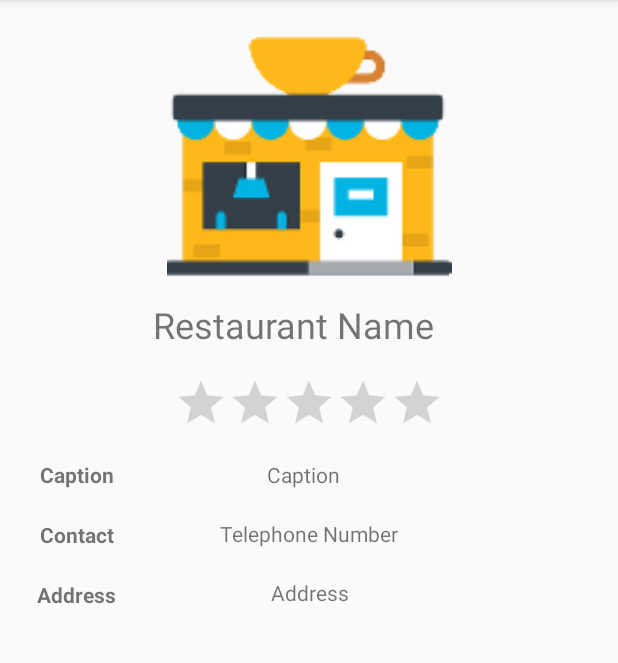
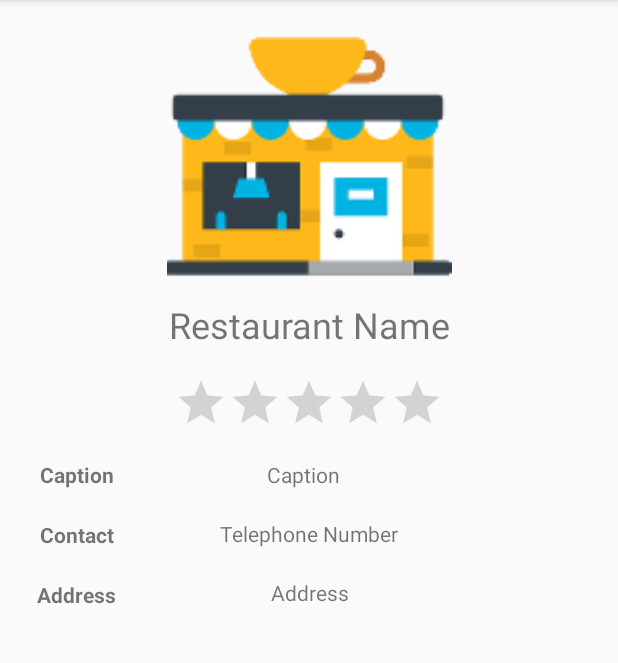
Before and after one commit to benzblahblah/AURestaurantO, an Android app: the RestaurantDetail screen opened directly, with no data from a screen before it, on a phone screen of 412 x 824 dp, the part 84-747 px from its top. Run offline under Robolectric (Android 15) with nearby library versions, the phone set to English and light mode, and no system bars; our stand-ins replace Picasso; 5 statements that could not run were skipped.

Commit message:
Bug Fixed Delete Function
Bug Fixed Delete Function

```diff
--- a/app/src/main/res/layout/activity_restaurant_detail.xml
+++ b/app/src/main/res/layout/activity_restaurant_detail.xml
@@ -45,6 +45,7 @@
                 android:layout_centerHorizontal="true"
                 android:layout_centerVertical="true"
                 android:layout_gravity="center_vertical|center_horizontal"
+                android:gravity="center"
                 android:text="Restaurant Name"
                 android:textSize="24sp"
                 app:layout_constraintEnd_toEndOf="parent"
--- a/app/src/main/res/layout/restaurant_ticket_1.xml
+++ b/app/src/main/res/layout/restaurant_ticket_1.xml
@@ -34,6 +34,7 @@
             android:id="@+id/delbtn"
             android:layout_width="match_parent"
             android:layout_height="match_parent"
+            android:layout_marginTop="5dp"
             android:background="@color/aus2"
             android:text="@string/delete"
             android:textColor="@color/white" />
```
Also changed, not shown: app/src/main/java/benznatthakul/au_restaurant_o/RestaurantList.kt (+8 -3 lines), 14 other files.
